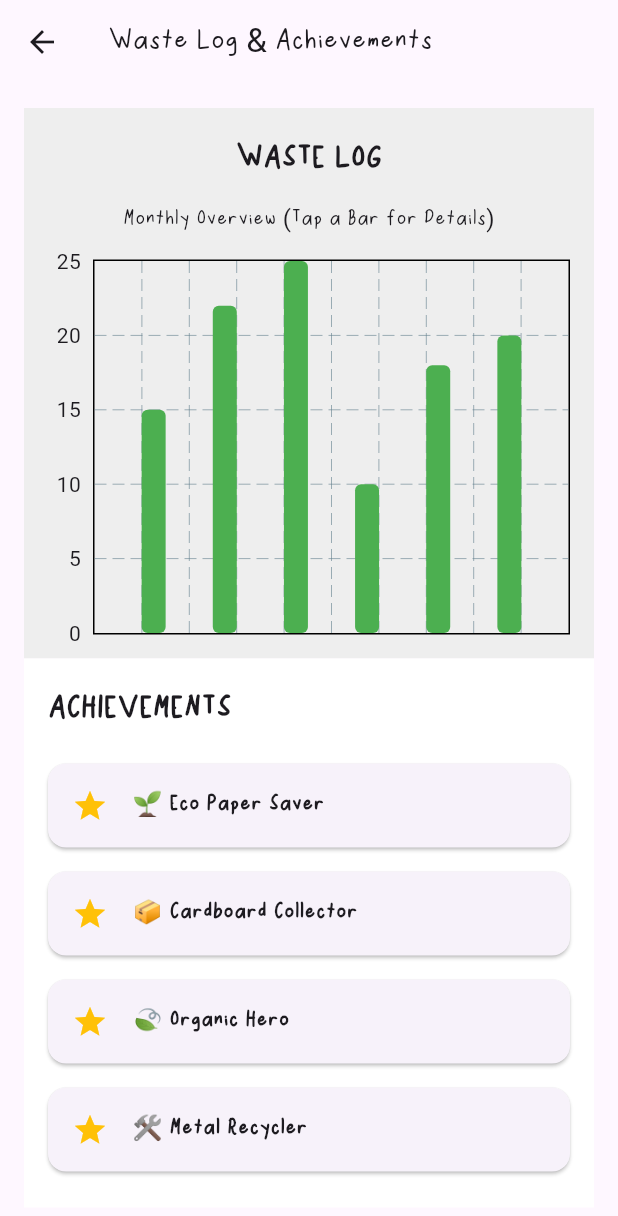
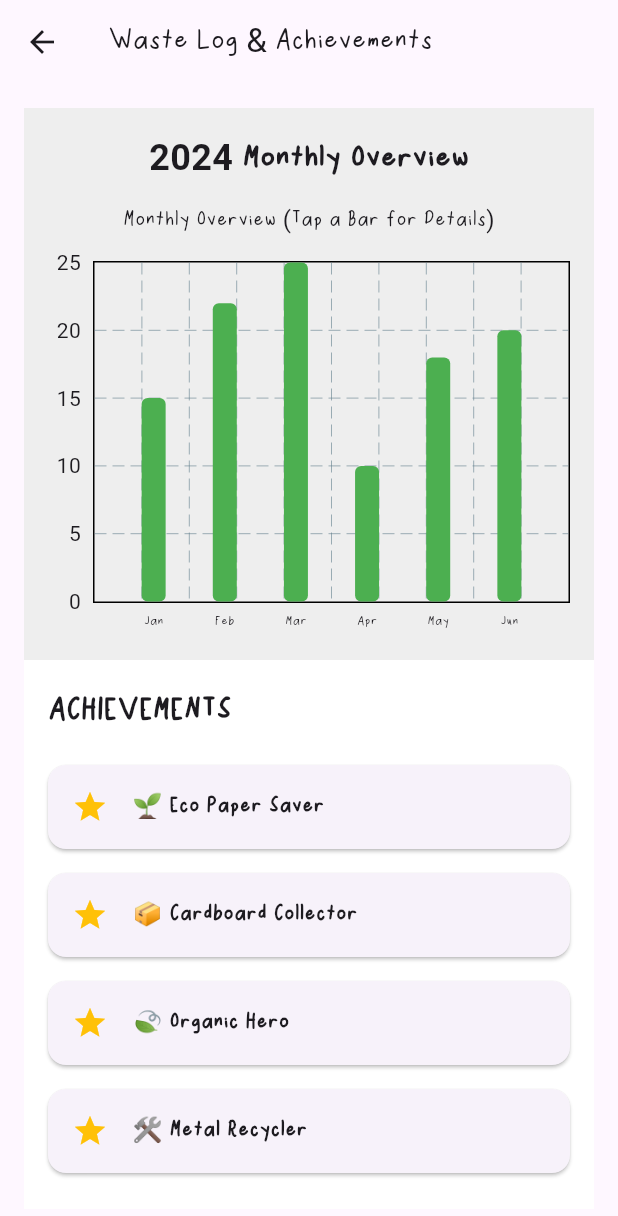
Before and after one commit to clarissachng/trash_classifier, a Flutter app: the screen it shows after launch, after a tap on "Waste Overview", on a phone screen of 412 x 824 dp. Shown: the top 1216 px of the screen. Run offline on Flutter 3.47's test engine with Material 3 defaults, Android fonts, the light colour scheme and no system bars; drawn by our look-alikes of fl_chart; our stand-ins replace camera.

Commit message:
Update x-axis and chart titles

```diff
--- a/lib/overview_page.dart
+++ b/lib/overview_page.dart
@@ -1,5 +1,6 @@
 import 'package:flutter/material.dart';
 import 'package:fl_chart/fl_chart.dart';
+import 'package:intl/intl.dart';
 
 class OverviewPage extends StatefulWidget {
   final String userId;
@@ -14,6 +15,7 @@ class _OverviewPageState extends State<OverviewPage> {
   Map<String, int> categorySummary = {};
   List<String> achievements = [];
   String? selectedMonth;
+  String? currentYear;
 
   final ScrollController _scrollController = ScrollController();
 
@@ -33,6 +35,11 @@ class _OverviewPageState extends State<OverviewPage> {
       {"month": "2024-05", "total": 18},
       {"month": "2024-06", "total": 20},
     ];
+
+    // Set current year from monthly data
+    currentYear = monthlySummary.isNotEmpty
+        ? monthlySummary.first['month'].split('-')[0]
+        : DateTime.now().year.toString();
 
     // Achievements (Fake Data)
     achievements = [
@@ -61,6 +68,11 @@ class _OverviewPageState extends State<OverviewPage> {
     setState(() {});
   }
 
+  String getMonthName(String month) {
+    final DateTime parsedDate = DateTime.parse('$month-01');
+    return DateFormat('MMMM').format(parsedDate);
+  }
+
   @override
   Widget build(BuildContext context) {
     return Scaffold(
@@ -83,9 +95,10 @@ class _OverviewPageState extends State<OverviewPage> {
               padding: const EdgeInsets.all(16),
               child: Column(
                 children: [
-                  const Text(
-                    'WASTE LOG',
-                    style: TextStyle(fontSize: 24, fontWeight: FontWeight.bold),
+                  Text(
+                    '$currentYear Monthly Overview',
+                    style: const TextStyle(
+                        fontSize: 24, fontWeight: FontWeight.bold),
                   ),
                   const SizedBox(height: 12),
                   const Text(
@@ -100,7 +113,7 @@ class _OverviewPageState extends State<OverviewPage> {
                   if (selectedMonth != null) ...[
                     const SizedBox(height: 20),
                     Text(
-                      'Category Breakdown for $selectedMonth',
+                      '${getMonthName(selectedMonth!)} Category Breakdown',
                       style: const TextStyle(
                           fontSize: 18, fontWeight: FontWeight.bold),
                     ),
@@ -188,8 +201,29 @@ class _OverviewPageState extends State<OverviewPage> {
           topTitles: const AxisTitles(
             sideTitles: SideTitles(showTitles: false), // No top titles
           ),
-          bottomTitles: const AxisTitles(
-            sideTitles: SideTitles(showTitles: false), // No X-axis annotations
+          bottomTitles: AxisTitles(
+            sideTitles: SideTitles(
+              showTitles: true,
+              getTitlesWidget: (value, meta) {
+                int monthIndex = value.toInt();
+                if (monthIndex >= 1 && monthIndex <= 12) {
+                  const months = [
+                    '', 'Jan', 'Feb', 'Mar', 'Apr', 'May', 'Jun',
+                    'Jul', 'Aug', 'Sep', 'Oct', 'Nov', 'Dec'
+                  ];
+                  return Padding(
+                    padding: const EdgeInsets.only(top: 5),
+                    child: Text(
+                      months[monthIndex],
+                      style: const TextStyle(fontSize: 10),
+                    ),
+                  );
+                }
+                return const Text('');
+              },
+              interval: 1,
+              reservedSize: 22,
+            ),
           ),
         ),
         barTouchData: BarTouchData(
@@ -209,11 +243,13 @@ class _OverviewPageState extends State<OverviewPage> {
   }
 
   Widget buildCategoryBarChart() {
+    List<String> categoryKeys = categorySummary.keys.toList();
+
     return BarChart(
       BarChartData(
         barGroups: categorySummary.entries.map((entry) {
           return BarChartGroupData(
-            x: categorySummary.keys.toList().indexOf(entry.key),
+            x: categoryKeys.indexOf(entry.key),
             barRods: [
               BarChartRodData(
                 toY: entry.value.toDouble(),
@@ -238,8 +274,25 @@ class _OverviewPageState extends State<OverviewPage> {
           topTitles: const AxisTitles(
             sideTitles: SideTitles(showTitles: false), // No top titles
           ),
-          bottomTitles: const AxisTitles(
-            sideTitles: SideTitles(showTitles: false), // No X-axis labels
+          bottomTitles: AxisTitles(
+            sideTitles: SideTitles(
+              showTitles: true,
+              getTitlesWidget: (value, meta) {
+                if (value.toInt() >= 0 &&
+                    value.toInt() < categoryKeys.length) {
+                  return Padding(
+                    padding: const EdgeInsets.only(top: 5),
+                    child: Text(
+                      categoryKeys[value.toInt()],
+                      style: const TextStyle(fontSize: 8),
+                    ),
+                  );
+                }
+                return const Text('');
+              },
+              interval: 1,
+              reservedSize: 40,
+            ),
           ),
         ),
       ),
--- a/pubspec.yaml
+++ b/pubspec.yaml
@@ -33,6 +33,7 @@ dependencies:
 
   http: ^1.1.0
   image_picker: ^1.0.4
+  intl: ^0.18.1
 
   fl_chart: ^0.63.0
 
```
